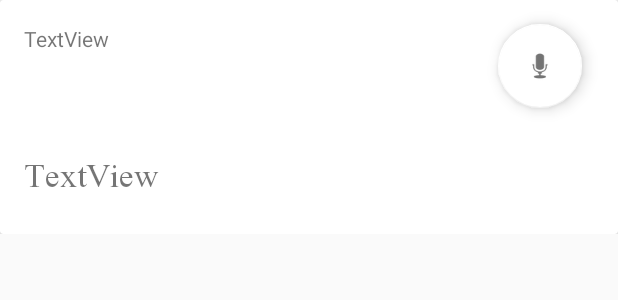
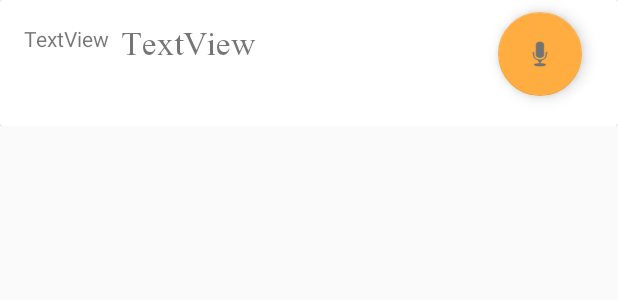
Before and after one commit to galangptrm/TahsinApp_Android_Kotlin, an Android app: the layout list_ayat_layout.xml on its own in the app's theme, with its tools: preview values and no code run, on a phone screen of 412 x 824 dp. Shown: the top 300 px of the screen. Run offline under Robolectric (Android 15) with nearby library versions, the phone set to English and light mode, and no system bars.

```diff
--- a/app/src/main/java/com/example/galang/tahsin_beta_kotlin/Model/Kesalahan.kt
+++ b/app/src/main/java/com/example/galang/tahsin_beta_kotlin/Model/Kesalahan.kt
@@ -2,4 +2,6 @@ package com.example.galang.tahsin_beta_kotlin.Model
 
 class Kesalahan(
         val jenis: String,
-        val teks: String)
+        val teks: String,
+        val hurufAwal : Int,
+        val hurufAkhir : Int)
--- a/app/src/main/res/layout/list_ayat_layout.xml
+++ b/app/src/main/res/layout/list_ayat_layout.xml
@@ -6,7 +6,7 @@
 
     <android.support.v7.widget.CardView
         android:layout_width="match_parent"
-        android:layout_height="wrap_content">
+        android:layout_height="match_parent">
 
         <android.support.constraint.ConstraintLayout
             android:layout_width="match_parent"
@@ -18,33 +18,33 @@
                 android:layout_height="wrap_content"
                 android:layout_marginEnd="24dp"
                 android:layout_marginRight="24dp"
-                android:layout_marginTop="16dp"
+                android:layout_marginTop="8dp"
                 android:clickable="true"
-                app:backgroundTint="@color/cardview_light_background"
+                android:textColor="#ffffff"
+                app:backgroundTint="@color/colorAccent"
                 app:layout_constraintEnd_toEndOf="parent"
                 app:layout_constraintTop_toTopOf="parent"
-                app:rippleColor="@color/colorAccent"
+                app:rippleColor="@color/cardview_light_background"
                 app:srcCompat="@android:drawable/ic_btn_speak_now" />
 
             <TextView
                 android:id="@+id/txtView_teksAyat"
                 android:layout_width="0dp"
                 android:layout_height="wrap_content"
-                android:layout_marginBottom="16dp"
+                android:layout_marginBottom="32dp"
                 android:layout_marginEnd="16dp"
-                android:layout_marginLeft="16dp"
+                android:layout_marginLeft="8dp"
                 android:layout_marginRight="16dp"
-                android:layout_marginStart="16dp"
-                android:layout_marginTop="24dp"
+                android:layout_marginStart="8dp"
+                android:layout_marginTop="8dp"
                 android:text="TextView"
                 android:textAllCaps="false"
                 android:textSize="30sp"
                 app:fontFamily="@font/lateef"
                 app:layout_constraintBottom_toBottomOf="parent"
-                app:layout_constraintEnd_toEndOf="parent"
-                app:layout_constraintHorizontal_bias="1.0"
-                app:layout_constraintStart_toStartOf="parent"
-                app:layout_constraintTop_toBottomOf="@+id/floatActBtn_toBacaAyat" />
+                app:layout_constraintEnd_toStartOf="@+id/floatActBtn_toBacaAyat"
+                app:layout_constraintStart_toEndOf="@+id/txtView_nomorAyat"
+                app:layout_constraintTop_toTopOf="parent" />
 
             <TextView
                 android:id="@+id/txtView_nomorAyat"
--- a/app/src/main/res/layout/list_kesalahan_layout.xml
+++ b/app/src/main/res/layout/list_kesalahan_layout.xml
@@ -30,7 +30,6 @@
                 android:layout_marginTop="16dp"
                 android:text="TextView"
                 android:textSize="12sp"
-                android:drawableLeft="@drawable/circle"
                 app:layout_constraintStart_toStartOf="parent"
                 app:layout_constraintTop_toTopOf="parent" />
 
```
Also changed, not shown: app/src/main/java/com/example/galang/tahsin_beta_kotlin/TestingActivity.kt (+14 -8 lines), app/src/main/res/layout/activity_testing.xml (+5 -5 lines).
